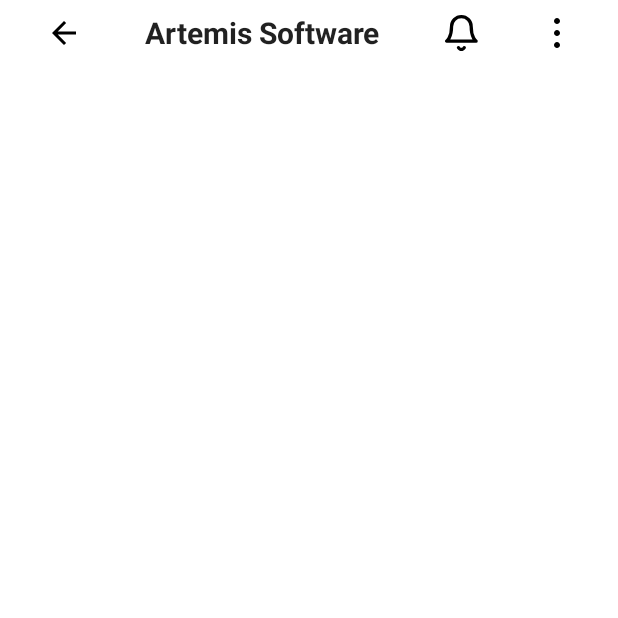
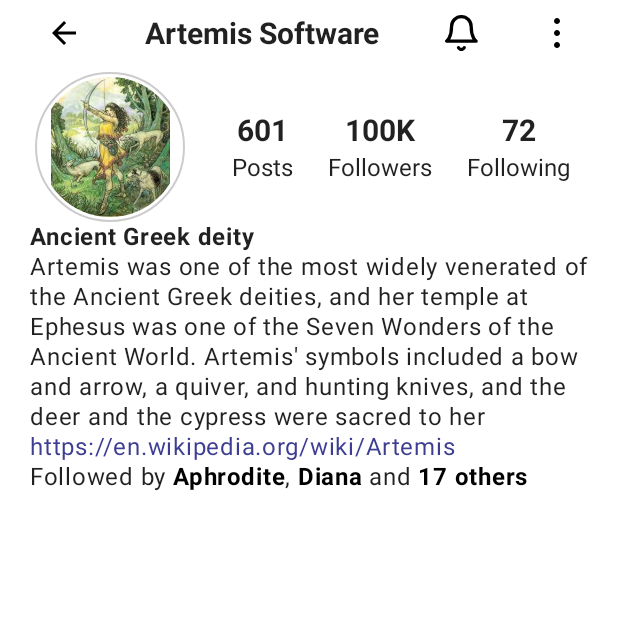
Before and after one commit to ArtemisSoftware/JetPack-Compose-Tutorial-4, an Android app built with Jetpack Compose: the screen it shows after launch (MainActivity), on a phone screen of 412 x 824 dp, the top half of it. Run offline under Robolectric (Android 15) with nearby library versions, the phone set to English and light mode, and no system bars; Roboto replaces fonts that are not available here.

Commit message:
InstagramProfile - ProfileSection

```diff
--- a/app/src/main/java/com/artemissoftware/jetpackcomposetutorial4/ui/instagramprofile/InstagramProfileScreen.kt
+++ b/app/src/main/java/com/artemissoftware/jetpackcomposetutorial4/ui/instagramprofile/InstagramProfileScreen.kt
@@ -1,13 +1,12 @@
 package com.artemissoftware.jetpackcomposetutorial4.ui.instagramprofile
 
 import androidx.compose.foundation.ExperimentalFoundationApi
-import androidx.compose.foundation.layout.Column
-import androidx.compose.foundation.layout.fillMaxSize
-import androidx.compose.foundation.layout.padding
+import androidx.compose.foundation.layout.*
 import androidx.compose.runtime.Composable
 import androidx.compose.ui.Modifier
 import androidx.compose.ui.tooling.preview.Preview
 import androidx.compose.ui.unit.dp
+import com.artemissoftware.jetpackcomposetutorial4.ui.instagramprofile.composables.ProfileSection
 import com.artemissoftware.jetpackcomposetutorial4.ui.instagramprofile.composables.TopBar
 import com.artemissoftware.jetpackcomposetutorial4.ui.jetmeditation.MeditationScreen
 
@@ -21,6 +20,11 @@ fun InstagramProfileScreen(){
             modifier = Modifier
                 .padding(10.dp)
         )
+
+        Spacer(modifier = Modifier.height(4.dp))
+
+        ProfileSection()
+
     }
 
 }
--- /dev/null
+++ b/app/src/main/java/com/artemissoftware/jetpackcomposetutorial4/ui/instagramprofile/composables/ProfileSection.kt
@@ -0,0 +1,190 @@
+package com.artemissoftware.jetpackcomposetutorial4.ui.instagramprofile.composables
+
+
+import androidx.compose.foundation.Image
+import androidx.compose.foundation.border
+import androidx.compose.foundation.layout.*
+import androidx.compose.foundation.shape.CircleShape
+import androidx.compose.material.Text
+import androidx.compose.runtime.Composable
+import androidx.compose.ui.Alignment
+import androidx.compose.ui.Modifier
+import androidx.compose.ui.draw.clip
+import androidx.compose.ui.graphics.Color
+import androidx.compose.ui.graphics.painter.Painter
+import androidx.compose.ui.res.painterResource
+import androidx.compose.ui.text.SpanStyle
+import androidx.compose.ui.text.buildAnnotatedString
+import androidx.compose.ui.text.font.FontWeight
+import androidx.compose.ui.tooling.preview.Preview
+import androidx.compose.ui.unit.dp
+import androidx.compose.ui.unit.sp
+import com.artemissoftware.jetpackcomposetutorial4.R
+
+@Composable
+fun ProfileSection(
+    modifier: Modifier = Modifier
+) {
+    Column(modifier = modifier.fillMaxWidth()) {
+        Row(
+            verticalAlignment = Alignment.CenterVertically,
+            modifier = Modifier
+                .fillMaxWidth()
+                .padding(horizontal = 20.dp)
+        ) {
+            RoundImage(
+                image = painterResource(id = R.drawable.artemis_3),
+                modifier = Modifier
+                    .size(100.dp)
+                    .weight(3f)
+            )
+            Spacer(modifier = Modifier.width(16.dp))
+            StatSection(modifier = Modifier.weight(7f))
+        }
+        ProfileDescription(
+            displayName = "Ancient Greek deity",
+            description = "Artemis was one of the most widely venerated of the Ancient Greek deities, and her temple at Ephesus was one of the Seven Wonders of the Ancient World. Artemis' symbols included a bow and arrow, a quiver, and hunting knives, and the deer and the cypress were sacred to her",
+            url = "https://en.wikipedia.org/wiki/Artemis",
+            followedBy = listOf("Aphrodite", "Diana"),
+            otherCount = 17
+        )
+    }
+}
+
+@Composable
+fun RoundImage(
+    image: Painter,
+    modifier: Modifier = Modifier
+) {
+    Image(
+        painter = image,
+        contentDescription = null,
+        modifier = modifier
+            .aspectRatio(1f, matchHeightConstraintsFirst = true)
+            .border(
+                width = 1.dp,
+                color = Color.LightGray,
+                shape = CircleShape
+            )
+            .padding(3.dp)
+            .clip(CircleShape)
+    )
+}
+
+
+
+@Composable
+fun StatSection(modifier: Modifier = Modifier) {
+    Row(
+        verticalAlignment = Alignment.CenterVertically,
+        horizontalArrangement = Arrangement.SpaceAround,
+        modifier = modifier
+    ) {
+        ProfileStat(numberText = "601", text = "Posts")
+        ProfileStat(numberText = "100K", text = "Followers")
+        ProfileStat(numberText = "72", text = "Following")
+    }
+}
+
+@Composable
+fun ProfileStat(
+    numberText: String,
+    text: String,
+    modifier: Modifier = Modifier
+) {
+    Column(
+        verticalArrangement = Arrangement.Center,
+        horizontalAlignment = Alignment.CenterHorizontally,
+        modifier = modifier
+    ) {
+        Text(
+            text = numberText,
+            fontWeight = FontWeight.Bold,
+            fontSize = 20.sp
+        )
+        Spacer(modifier = Modifier.height(4.dp))
+        Text(text = text)
+    }
+}
+
+
+
+@Composable
+fun ProfileDescription(
+    displayName: String,
+    description: String,
+    url: String,
+    followedBy: List<String>,
+    otherCount: Int
+) {
+    val letterSpacing = 0.5.sp
+    val lineHeight = 20.sp
+    Column(
+        modifier = Modifier
+            .fillMaxWidth()
+            .padding(horizontal = 20.dp)
+    ) {
+        Text(
+            text = displayName,
+            fontWeight = FontWeight.Bold,
+            letterSpacing = letterSpacing,
+            lineHeight = lineHeight
+        )
+        Text(
+            text = description,
+            letterSpacing = letterSpacing,
+            lineHeight = lineHeight
+        )
+        Text(
+            text = url,
+            color = Color(0xFF3D3D91),
+            letterSpacing = letterSpacing,
+            lineHeight = lineHeight
+        )
+        if(followedBy.isNotEmpty()) {
+            Text(
+                text = buildAnnotatedString {
+                    val boldStyle = SpanStyle(
+                        color = Color.Black,
+                        fontWeight = FontWeight.Bold
+                    )
+                    append("Followed by ")
+                    followedBy.forEachIndexed { index, name ->
+                        pushStyle(boldStyle)
+                        append(name)
+                        pop() //remove style
+                        if(index < followedBy.size - 1) {
+                            append(", ")
+                        }
+                    }
+                    if(otherCount > 2) {
+                        append(" and ")
+                        pushStyle(boldStyle)
+                        append("$otherCount others")
+                    }
+                },
+                letterSpacing = letterSpacing,
+                lineHeight = lineHeight
+            )
+        }
+    }
+}
+
+
+
+@Preview(showBackground = true)
+@Composable
+private fun RoundImagePreview() {
+    RoundImage(
+        image = painterResource(id = R.drawable.artemis_3),
+        modifier = Modifier
+            .size(100.dp)
+    )
+}
+
+
+@Preview(showBackground = true)
+@Composable
+private fun DefaultPreview() {
+    ProfileSection()
+}
```
Also changed, not shown: app/src/main/res/drawable-v24/artemis_3.jpg (added).
